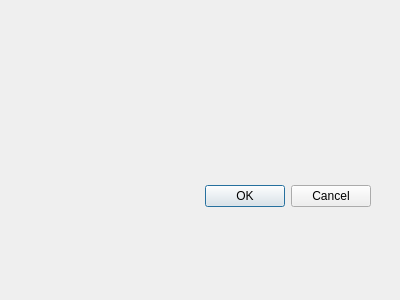
The window that src/addbookmark.ui (calum74/mandelbrot-qt) describes before a commit, drawn with Qt 5.
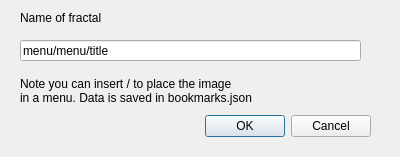
The same window after the commit.

Patch:
```diff
--- a/src/addbookmark.ui
+++ b/src/addbookmark.ui
@@ -7,7 +7,7 @@
     <x>0</x>
     <y>0</y>
     <width>400</width>
-    <height>300</height>
+    <height>157</height>
    </rect>
   </property>
   <property name="windowTitle">
@@ -17,7 +17,7 @@
    <property name="geometry">
     <rect>
      <x>30</x>
-     <y>180</y>
+     <y>110</y>
      <width>341</width>
      <height>32</height>
     </rect>
@@ -29,6 +29,46 @@
     <set>QDialogButtonBox::StandardButton::Cancel|QDialogButtonBox::StandardButton::Ok</set>
    </property>
   </widget>
+  <widget class="QLineEdit" name="nameEdit">
+   <property name="geometry">
+    <rect>
+     <x>20</x>
+     <y>40</y>
+     <width>341</width>
+     <height>21</height>
+    </rect>
+   </property>
+   <property name="text">
+    <string>menu/menu/title</string>
+   </property>
+  </widget>
+  <widget class="QLabel" name="label">
+   <property name="geometry">
+    <rect>
+     <x>20</x>
+     <y>10</y>
+     <width>171</width>
+     <height>16</height>
+    </rect>
+   </property>
+   <property name="text">
+    <string>Name of fractal</string>
+   </property>
+  </widget>
+  <widget class="QLabel" name="label_2">
+   <property name="geometry">
+    <rect>
+     <x>20</x>
+     <y>70</y>
+     <width>281</width>
+     <height>41</height>
+    </rect>
+   </property>
+   <property name="text">
+    <string>Note you can insert / to place the image
+in a menu. Data is saved in bookmarks.json</string>
+   </property>
+  </widget>
  </widget>
  <resources/>
  <connections>
```
